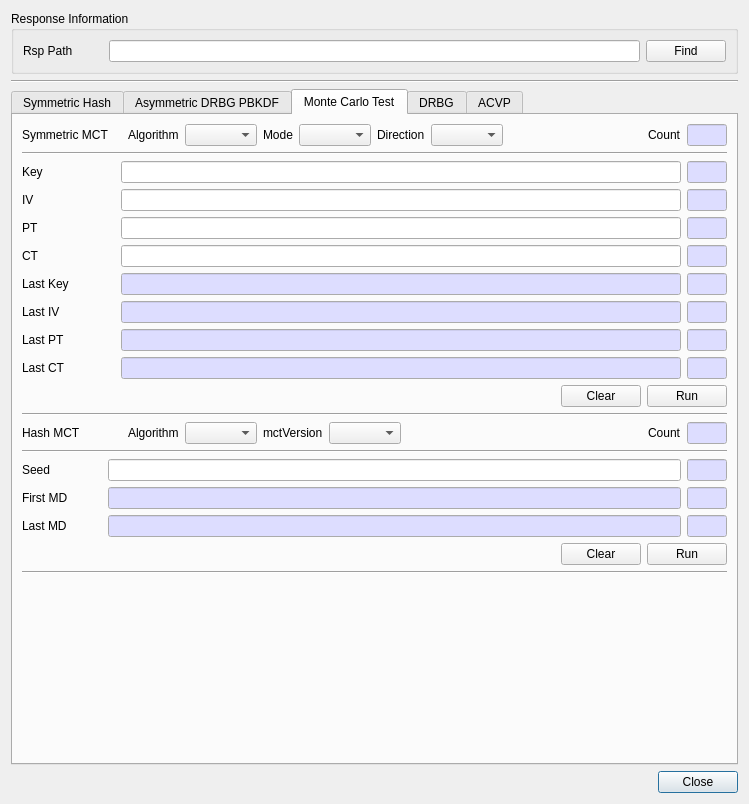
jykim74/BerEditor, file BerEditor/cavp_dlg.ui: the form before one commit.
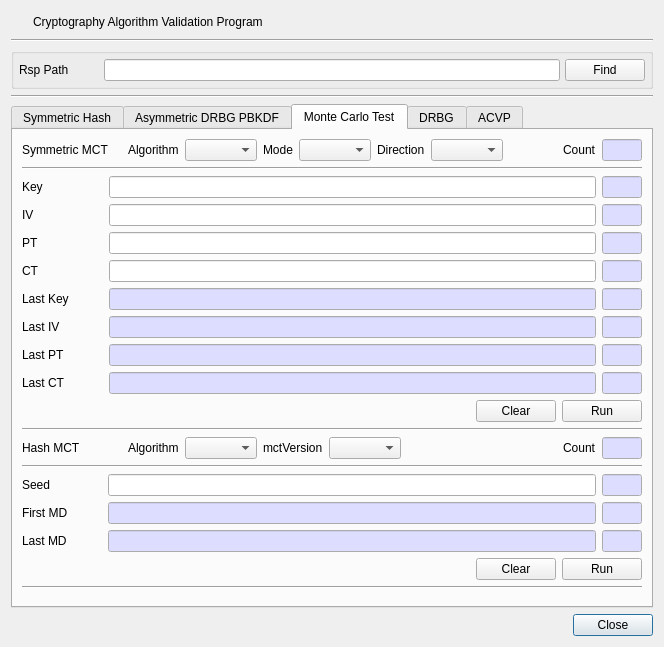
The form after the commit. Icons and pictures are not drawn.

```diff
--- a/BerEditor/cavp_dlg.ui
+++ b/BerEditor/cavp_dlg.ui
@@ -6,15 +6,15 @@
    <rect>
     <x>0</x>
     <y>0</y>
-    <width>749</width>
-    <height>804</height>
+    <width>648</width>
+    <height>647</height>
    </rect>
   </property>
   <property name="windowTitle">
    <string>CAVP</string>
   </property>
   <layout class="QGridLayout" name="gridLayout">
-   <item row="3" column="0">
+   <item row="5" column="0">
     <layout class="QGridLayout" name="gridLayout_10">
      <property name="topMargin">
       <number>0</number>
@@ -42,6 +42,110 @@
     </layout>
    </item>
    <item row="2" column="0">
+    <widget class="QGroupBox" name="mRspGroup">
+     <property name="minimumSize">
+      <size>
+       <width>0</width>
+       <height>0</height>
+      </size>
+     </property>
+     <property name="title">
+      <string/>
+     </property>
+     <layout class="QVBoxLayout" name="verticalLayout_4">
+      <property name="spacing">
+       <number>5</number>
+      </property>
+      <property name="leftMargin">
+       <number>5</number>
+      </property>
+      <property name="topMargin">
+       <number>5</number>
+      </property>
+      <property name="rightMargin">
+       <number>5</number>
+      </property>
+      <property name="bottomMargin">
+       <number>5</number>
+      </property>
+      <item>
+       <layout class="QGridLayout" name="gridLayout_20">
+        <item row="0" column="1">
+         <widget class="QLineEdit" name="mRspPathText"/>
+        </item>
+        <item row="0" column="0">
+         <widget class="QLabel" name="label_62">
+          <property name="minimumSize">
+           <size>
+            <width>80</width>
+            <height>0</height>
+           </size>
+          </property>
+          <property name="text">
+           <string>Rsp Path</string>
+          </property>
+         </widget>
+        </item>
+        <item row="0" column="2">
+         <widget class="QPushButton" name="mRspPathFindBtn">
+          <property name="text">
+           <string>Find</string>
+          </property>
+         </widget>
+        </item>
+       </layout>
+      </item>
+     </layout>
+    </widget>
+   </item>
+   <item row="0" column="0">
+    <layout class="QGridLayout" name="gridLayout_12">
+     <property name="topMargin">
+      <number>0</number>
+     </property>
+     <item row="0" column="0">
+      <widget class="QPushButton" name="pushButton">
+       <property name="minimumSize">
+        <size>
+         <width>16</width>
+         <height>0</height>
+        </size>
+       </property>
+       <property name="maximumSize">
+        <size>
+         <width>16</width>
+         <height>16777215</height>
+        </size>
+       </property>
+       <property name="text">
+        <string/>
+       </property>
+       <property name="icon">
+        <iconset resource="bereditor.qrc">
+         <normaloff>:/images/cavp.png</normaloff>:/images/cavp.png</iconset>
+       </property>
+       <property name="flat">
+        <bool>true</bool>
+       </property>
+      </widget>
+     </item>
+     <item row="0" column="1">
+      <widget class="QLabel" name="label_65">
+       <property name="text">
+        <string>Cryptography Algorithm Validation Program</string>
+       </property>
+      </widget>
+     </item>
+    </layout>
+   </item>
+   <item row="3" column="0">
+    <widget class="Line" name="line_22">
+     <property name="orientation">
+      <enum>Qt::Horizontal</enum>
+     </property>
+    </widget>
+   </item>
+   <item row="4" column="0">
     <widget class="QTabWidget" name="tabWidget">
      <property name="currentIndex">
       <number>2</number>
@@ -3721,50 +3825,8 @@
      </widget>
     </widget>
    </item>
-   <item row="0" column="0">
-    <widget class="QGroupBox" name="mRspGroup">
-     <property name="minimumSize">
-      <size>
-       <width>0</width>
-       <height>0</height>
-      </size>
-     </property>
-     <property name="title">
-      <string>Response Information</string>
-     </property>
-     <layout class="QVBoxLayout" name="verticalLayout_4">
-      <item>
-       <layout class="QGridLayout" name="gridLayout_20">
-        <item row="0" column="1">
-         <widget class="QLineEdit" name="mRspPathText"/>
-        </item>
-        <item row="0" column="0">
-         <widget class="QLabel" name="label_62">
-          <property name="minimumSize">
-           <size>
-            <width>80</width>
-            <height>0</height>
-           </size>
-          </property>
-          <property name="text">
-           <string>Rsp Path</string>
-          </property>
-         </widget>
-        </item>
-        <item row="0" column="2">
-         <widget class="QPushButton" name="mRspPathFindBtn">
-          <property name="text">
-           <string>Find</string>
-          </property>
-         </widget>
-        </item>
-       </layout>
-      </item>
-     </layout>
-    </widget>
-   </item>
    <item row="1" column="0">
-    <widget class="Line" name="line_22">
+    <widget class="Line" name="line_25">
      <property name="orientation">
       <enum>Qt::Horizontal</enum>
      </property>
```
Left out of the diff: 4 changed lines with no effect on the pictures.
